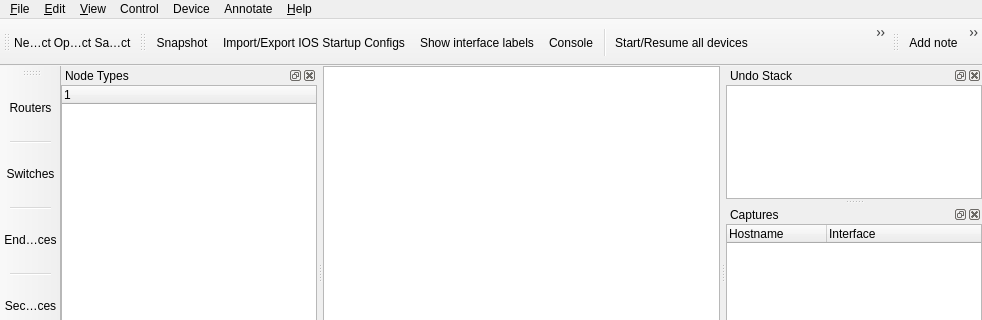
Qt form src/GNS3/Ui/Form_MainWindow.ui (GNS3/gns3-legacy) before a commit; both pictures show x 0 to 982 and y 0 to 320 of the 982 by 717 pixel window.
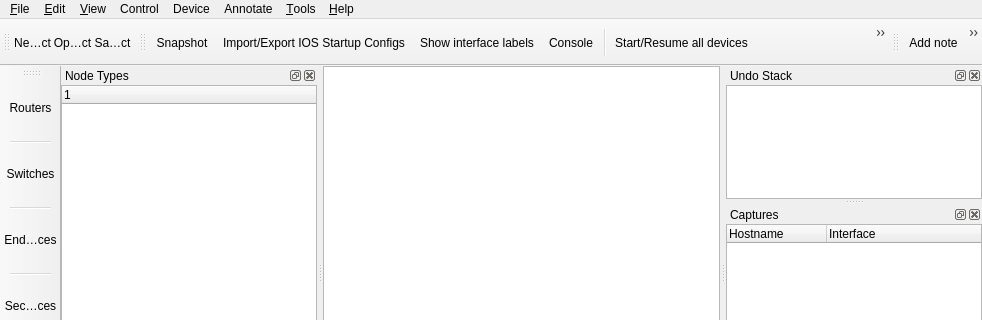
The same form after that commit. Icons and pictures are not drawn. Custom widgets are drawn as their Qt base class.

Commit message: Added VPCS in OSX DMG. New "tools" menu to start external tools. Fixed problems 1 to 12 reported by Rednectar on http://forum.gns3.net/topic5900

```diff
--- a/src/GNS3/Ui/Form_MainWindow.ui
+++ b/src/GNS3/Ui/Form_MainWindow.ui
@@ -154,12 +154,18 @@
      <string>Device</string>
     </property>
    </widget>
+   <widget class="QMenu" name="menu_Tools">
+    <property name="title">
+     <string>&amp;Tools</string>
+    </property>
+   </widget>
    <addaction name="menu_File"/>
    <addaction name="menu_Edit"/>
    <addaction name="menu_View"/>
    <addaction name="menuControl"/>
    <addaction name="menuDevice"/>
    <addaction name="menuAnnotate"/>
+   <addaction name="menu_Tools"/>
    <addaction name="menu_About"/>
   </widget>
   <widget class="QStatusBar" name="statusbar"/>
```
The commit also changes 9 other files.
